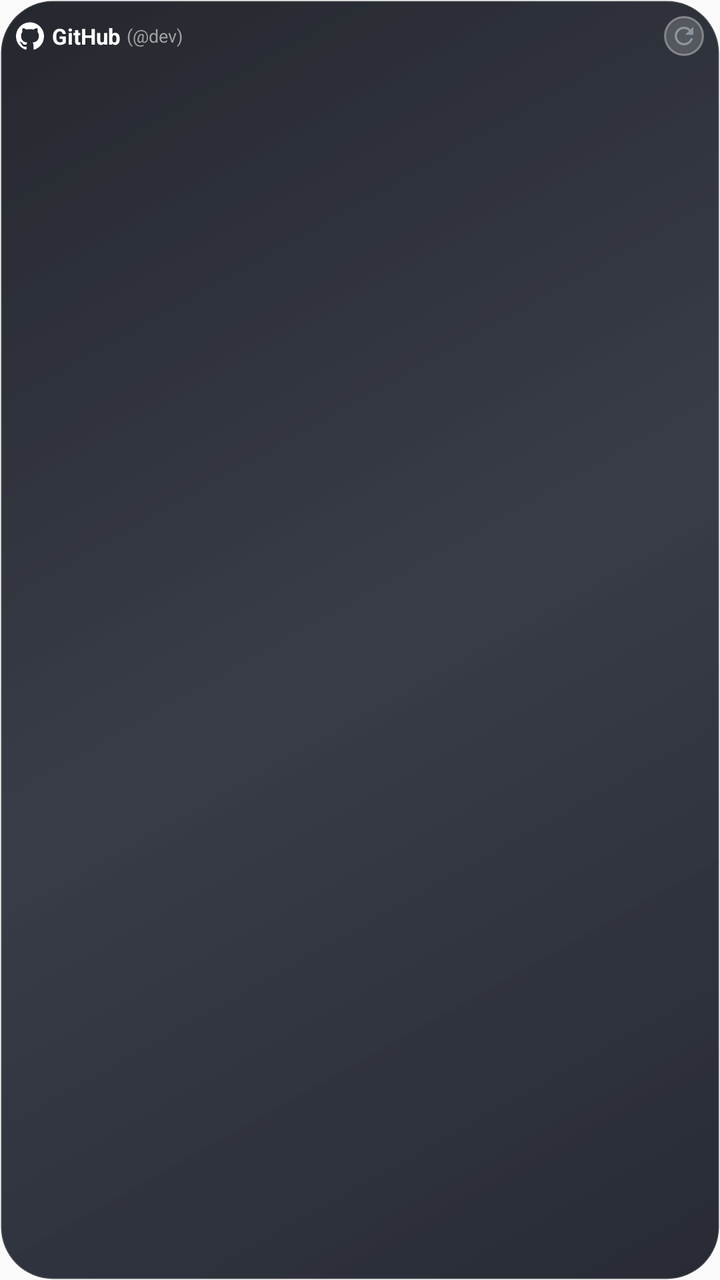
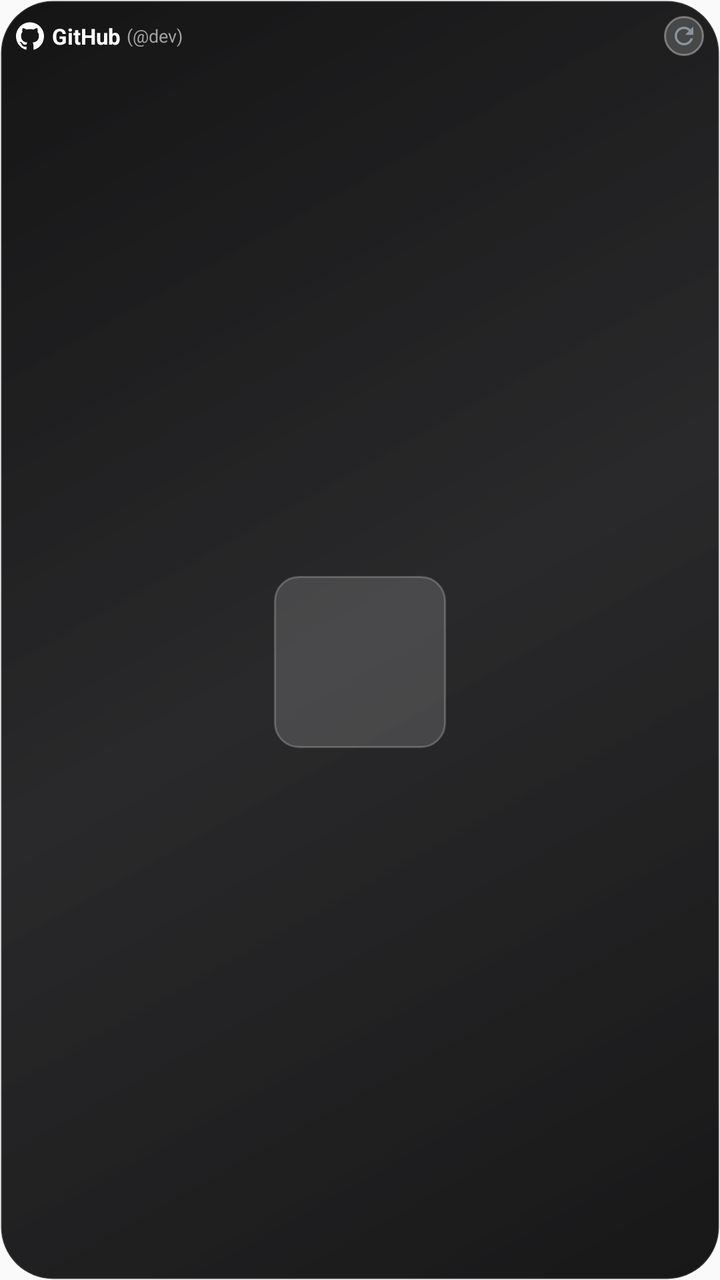

Screens rendered from an Android XML layout before and after an edit, with the pre-edit source and the edit as a unified diff.
<!-- AndroidManifest.xml: application theme Theme.DevWidgets -->
<!-- res/layout/widget_github_circle.xml -->
<?xml version="1.0" encoding="utf-8"?>
<FrameLayout xmlns:android="http://schemas.android.com/apk/res/android"
    android:layout_width="match_parent"
    android:layout_height="match_parent">

    <ImageView
        android:id="@+id/iv_widget_wallpaper_bg"
        android:layout_width="match_parent"
        android:layout_height="match_parent"
        android:scaleType="centerCrop"
        android:visibility="gone" />

    <ImageView
        android:id="@+id/v_widget_wallpaper_scrim"
        android:layout_width="match_parent"
        android:layout_height="match_parent"
        android:background="#80000000"
        android:visibility="gone" />

    <LinearLayout
        android:id="@+id/widget_root"
        android:layout_width="match_parent"
        android:layout_height="match_parent"
        android:orientation="vertical"
        android:background="@drawable/widget_glass_chassis"
        android:padding="8dp">

        
        <RelativeLayout
            android:id="@+id/header_bar"
            android:layout_width="match_parent"
            android:layout_height="wrap_content"
            android:layout_marginBottom="2dp">

            <LinearLayout
                android:id="@+id/header_right_wrap"
                android:layout_width="wrap_content"
                android:layout_height="wrap_content"
                android:orientation="horizontal"
                android:gravity="center_vertical"
                android:layout_alignParentEnd="true"
                android:layout_centerVertical="true"
                android:layout_marginStart="8dp">

                <ImageView
                    android:id="@+id/btn_refresh"
                    android:layout_width="20dp"
                    android:layout_height="20dp"
                    android:background="@drawable/widget_icon_button_glass"
                    android:padding="3dp"
                    android:src="@drawable/ic_refresh"
                    android:contentDescription="Refresh" />
            </LinearLayout>

            <LinearLayout
                android:id="@+id/section_header_brand"
                android:layout_width="wrap_content"
                android:layout_height="wrap_content"
                android:orientation="horizontal"
                android:gravity="center_vertical"
                android:layout_alignParentStart="true"
                android:layout_toStartOf="@id/header_right_wrap"
                android:layout_centerVertical="true">

                <ImageView
                    android:id="@+id/iv_gh_brand_logo"
                    android:layout_width="14dp"
                    android:layout_height="14dp"
                    android:src="@drawable/ic_github_logo"
                    android:layout_marginEnd="4dp"
                    android:contentDescription="GitHub Logo" />

                <TextView
                    android:id="@+id/tv_gh_title"
                    android:layout_width="wrap_content"
                    android:layout_height="wrap_content"
                    android:text="GitHub"
                    android:textColor="#FFFFFF"
                    android:textSize="11sp"
                    android:textStyle="bold"
                    android:singleLine="true" />

                <TextView
                    android:id="@+id/tv_gh_user_tag"
                    android:layout_width="wrap_content"
                    android:layout_height="wrap_content"
                    android:layout_marginStart="3dp"
                    android:text="(@dev)"
                    android:textColor="#A0A0A0"
                    android:textSize="9sp"
                    android:singleLine="true"
                    android:ellipsize="end" />
            </LinearLayout>
        </RelativeLayout>

        
        <FrameLayout
            android:id="@+id/section_circle_container"
            android:layout_width="match_parent"
            android:layout_height="0dp"
            android:layout_weight="1">

            
            <FrameLayout
                android:id="@+id/section_github"
                android:layout_width="wrap_content"
                android:layout_height="wrap_content"
                android:layout_gravity="center"
                android:background="@android:color/transparent">

                <ImageView
                    android:id="@+id/iv_github_typemap"
                    android:layout_width="114dp"
                    android:layout_height="114dp"
                    android:scaleType="fitCenter"
                    android:contentDescription="GitHub Contribution Circle" />
            </FrameLayout>
        </FrameLayout>
    </LinearLayout>
</FrameLayout>
<!-- resources referenced by this layout -->
<resources>
  <!-- drawable ic_github_logo (drawable) -->
  <vector xmlns:android="http://schemas.android.com/apk/res/android"
      android:width="20dp"
      android:height="20dp"
      android:viewportWidth="24"
      android:viewportHeight="24">
      
      <path
          android:fillColor="#FFFFFF"
          android:pathData="M12,0.297c-6.63,0 -12,5.373 -12,12 0,5.303 3.438,9.8 8.205,11.385.6,0.113 0.82,-0.258 0.82,-0.577 0,-0.285 -0.01,-1.04 -0.015,-2.04 -3.338,0.724 -4.042,-1.61 -4.042,-1.61C4.422,18.07 3.633,17.7 3.633,17.7c-1.087,-0.744 0.084,-0.729 0.084,-0.729 1.205,0.084 1.838,1.236 1.838,1.236 1.07,1.835 2.809,1.305 3.495,0.998.108,-0.776 0.417,-1.305 0.76,-1.605 -2.665,-0.3 -5.466,-1.332 -5.466,-5.93 0,-1.31 0.465,-2.38 1.235,-3.22 -0.135,-0.303 -0.54,-1.523 0.105,-3.176 0,0 1.005,-0.322 3.3,1.23.96,-0.267 1.98,-0.399 3,-0.405 1.02,0.006 2.04,0.138 3,0.405 2.28,-1.552 3.285,-1.23 3.285,-1.23.645,1.653 0.24,2.873 0.12,3.176.765,0.84 1.23,1.91 1.23,3.22 0,4.61 -2.805,5.625 -5.475,5.92.42,0.36 0.81,1.096 0.81,2.22 0,1.606 -0.015,2.896 -0.015,3.286 0,0.315 0.21,0.69 0.825,0.57C20.565,22.092 24,17.592 24,12.297c0,-6.627 -5.373,-12 -12,-12z" />
  </vector>
  <!-- drawable ic_refresh (drawable) -->
  <vector xmlns:android="http://schemas.android.com/apk/res/android"
      android:width="20dp"
      android:height="20dp"
      android:viewportWidth="24"
      android:viewportHeight="24">
    <path
        android:fillColor="#8B949E"
        android:pathData="M17.65,6.35C16.2,4.9 14.21,4 12,4c-4.42,0 -7.99,3.58 -7.99,8s3.57,8 7.99,8c3.73,0 6.84,-2.55 7.73,-6h-2.08c-0.82,2.33 -3.04,4 -5.65,4 -3.31,0 -6,-2.69 -6,-6s2.69,-6 6,-6c1.66,0 3.14,0.69 4.22,1.78L13,11h7V4l-2.35,2.35z"/>
  </vector>
  <!-- drawable widget_glass_chassis (drawable) -->
  <?xml version="1.0" encoding="utf-8"?>
  <shape xmlns:android="http://schemas.android.com/apk/res/android"
      android:shape="rectangle">
      
      <gradient
          android:angle="135"
          android:startColor="#E610141E"
          android:centerColor="#D9161B28"
          android:endColor="#E60D1017" />
      <corners android:radius="26dp" />
      <stroke
          android:width="1dp"
          android:color="#20FFFFFF" />
  </shape>
  <!-- drawable widget_icon_button_glass (drawable) -->
  <?xml version="1.0" encoding="utf-8"?>
  <shape xmlns:android="http://schemas.android.com/apk/res/android"
      android:shape="oval">
      
      <solid android:color="#2EFFFFFF" />
      <stroke
          android:width="1dp"
          android:color="#59FFFFFF" />
  </shape>
  <style name="Theme.DevWidgets" parent="android:Theme.Material.Light.NoActionBar" />
</resources>

<!-- the commit's change to res/layout/widget_github_circle.xml (unified diff, before → after) -->
@@ -103,15 +103,16 @@
             
             <FrameLayout
                 android:id="@+id/section_github"
-                android:layout_width="wrap_content"
-                android:layout_height="wrap_content"
+                android:layout_width="86dp"
+                android:layout_height="86dp"
                 android:layout_gravity="center"
-                android:background="@android:color/transparent">
+                android:background="@drawable/widget_glass_circle">
 
                 <ImageView
                     android:id="@+id/iv_github_typemap"
-                    android:layout_width="114dp"
-                    android:layout_height="114dp"
+                    android:layout_width="76dp"
+                    android:layout_height="76dp"
+                    android:layout_gravity="center"
                     android:scaleType="fitCenter"
                     android:contentDescription="GitHub Contribution Circle" />
             </FrameLayout>
<!-- resource entries referenced after the edit -->
@@ -28,13 +28,24 @@
       
       <gradient
           android:angle="135"
-          android:startColor="#E610141E"
-          android:centerColor="#D9161B28"
-          android:endColor="#E60D1017" />
+          android:startColor="#F20B0B0C"
+          android:centerColor="#E6121214"
+          android:endColor="#F2080809" />
       <corners android:radius="26dp" />
       <stroke
           android:width="1dp"
-          android:color="#20FFFFFF" />
+          android:color="#24FFFFFF" />
+  </shape>
+  <!-- drawable widget_glass_circle (drawable) -->
+  <?xml version="1.0" encoding="utf-8"?>
+  <shape xmlns:android="http://schemas.android.com/apk/res/android"
+      android:shape="rectangle">
+      
+      <solid android:color="#26FFFFFF" />
+      <corners android:radius="12dp" />
+      <stroke
+          android:width="1dp"
+          android:color="#38FFFFFF" />
   </shape>
   <!-- drawable widget_icon_button_glass (drawable) -->
   <?xml version="1.0" encoding="utf-8"?>
